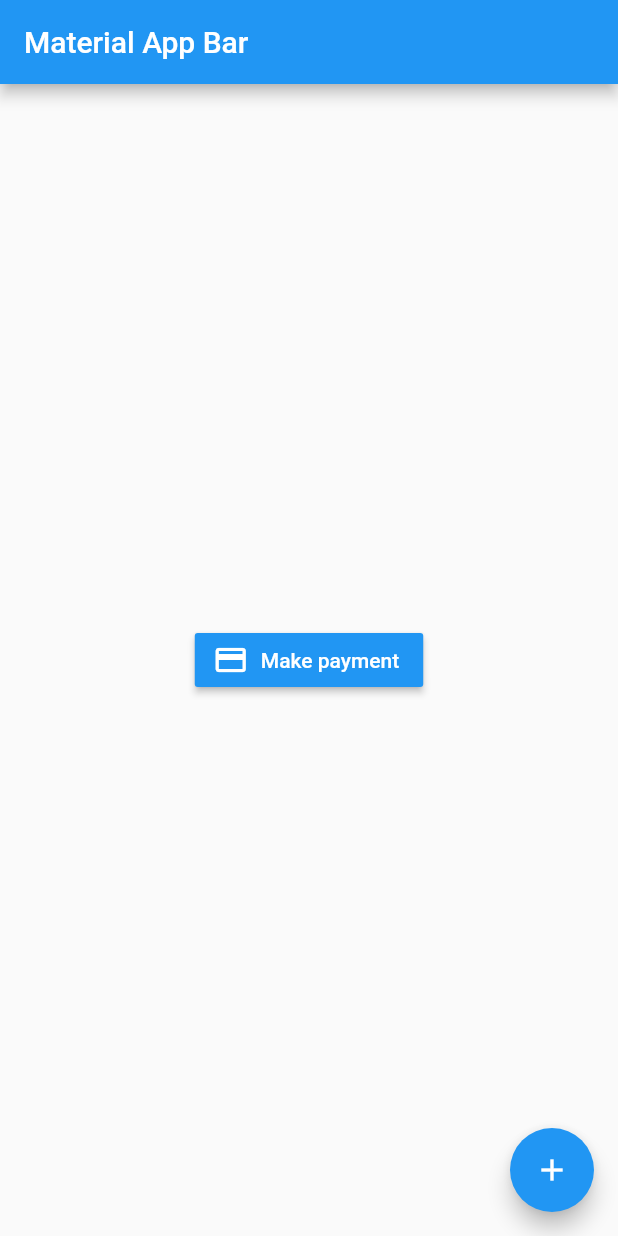
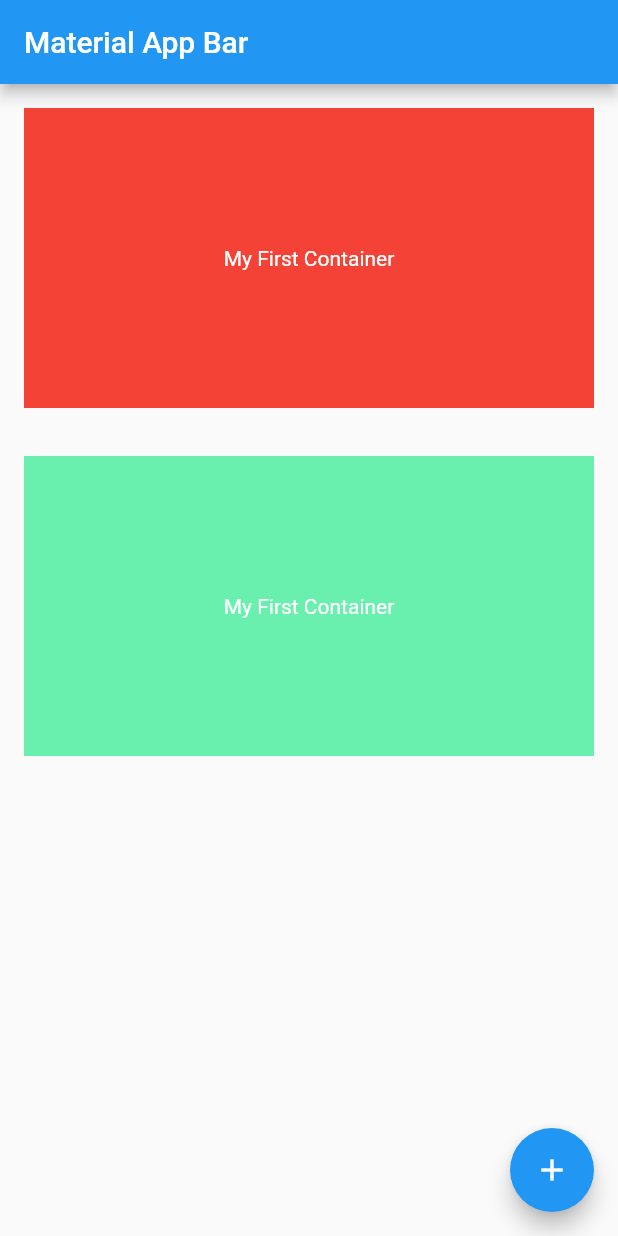
Before and after one commit to dev-phatnv/flutter-easy-approach, a Flutter app: the screen it shows after launch, on a phone screen of 412 x 824 dp. Run offline on Flutter 3.47's test engine with Material 2 defaults, Android fonts, the phone set to English and light mode, and no system bars.

Commit message:
[#master] Learn about Widget

```diff
--- a/lib/main.dart
+++ b/lib/main.dart
@@ -11,13 +11,40 @@ class MyApp extends StatelessWidget {
         appBar: AppBar(
           title: Text('Material App Bar'),
         ),
-        body: Center(
-          child: RaisedButton.icon(
-            icon: Icon(Icons.payment, color: Colors.white,),
-            label: Text('Make payment', style: TextStyle(color: Colors.white),),
-            color: Colors.blue,
-            onPressed: () {},
-          ),
+        // body: Center(child: Row(
+        //   mainAxisAlignment: MainAxisAlignment.spaceEvenly,
+        //   children: <Widget> [
+        //     FlatButton(child: Text(
+        //       'Hello button',
+        //       style: TextStyle(color: Colors.white),),
+        //       color: Colors.greenAccent,
+        //       onPressed: () {},
+        //     ),
+        //     Text('Hello 1'),
+        //     Text('Hello 2'),
+        //   ]
+        // ),),
+        body: Column(
+          children: <Widget>[
+            Container(
+              width: double.infinity,
+              height: 200,
+              margin: EdgeInsets.all(16),
+              color: Colors.red,
+              child: Center(
+                child: Text('My First Container', style: TextStyle(color: Colors.white),),
+              )
+            ),
+            Container(
+              width: double.infinity,
+              height: 200,
+              margin: EdgeInsets.all(16),
+              color: Colors.greenAccent,
+              child: Center(
+                child: Text('My First Container', style: TextStyle(color: Colors.white),),
+              )
+            ),
+          ]
         ),
         floatingActionButton: FloatingActionButton(
           onPressed: () {  },
```
